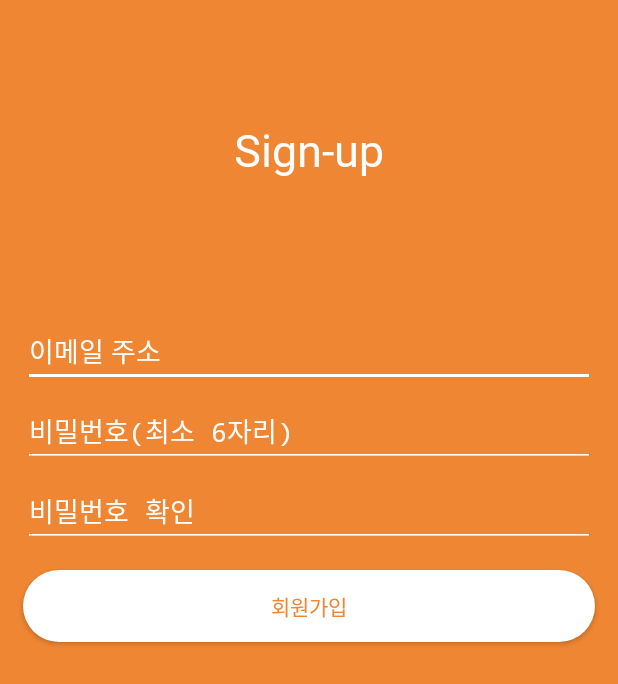
After one commit to yamiblack/CelebrityQuiz, an Android app: the SignUpActivity screen opened directly, with no data from a screen before it, on a phone screen of 412 x 824 dp. The commit adds this screen. Shown: the top 684 px of the screen. Run offline under Robolectric (Android 15) with nearby library versions, the phone set to English and light mode, and no system bars; our stand-ins replace Firebase (no records; nobody signed in at launch, a user with empty details on screens opened directly); network calls fail.

Commit message:
firebase sign up & log in

```diff
--- a/app/src/main/AndroidManifest.xml
+++ b/app/src/main/AndroidManifest.xml
@@ -15,6 +15,11 @@
         android:theme="@style/AppTheme">
 
         <activity android:name="com.example.celebrityquiz.MainActivity" />
+        <activity android:name="com.example.celebrityquiz.LogInActivity"
+            android:theme="@style/Theme.AppCompat.Light.NoActionBar"/>
+        <activity android:name="com.example.celebrityquiz.SignUpActivity"
+            android:theme="@style/Theme.AppCompat.Light.NoActionBar"/>
+
 
 
         <activity
--- /dev/null
+++ b/app/src/main/java/com/example/celebrityquiz/SignUpActivity.java
@@ -0,0 +1,115 @@
+package com.example.celebrityquiz;
+
+import android.app.Activity;
+import android.app.AlertDialog;
+import android.content.DialogInterface;
+import android.content.Intent;
+import android.os.Bundle;
+import android.util.Log;
+import android.view.View;
+import android.widget.EditText;
+import android.widget.Toast;
+
+import androidx.annotation.NonNull;
+import androidx.annotation.Nullable;
+
+import com.example.celebrityquiz.R;
+import com.google.android.gms.tasks.OnCompleteListener;
+import com.google.android.gms.tasks.Task;
+import com.google.firebase.auth.AuthResult;
+import com.google.firebase.auth.FirebaseAuth;
+import com.google.firebase.auth.FirebaseUser;
+
+public class SignUpActivity extends Activity {
+
+    private static final String TAG = "SignUpActivity";
+
+    private FirebaseAuth mAuth;
+
+//    private QuestionDBOpenHelper dBOpenHelper = new QuestionDBOpenHelper(this);
+
+    @Override
+    protected void onCreate(@Nullable Bundle savedInstanceState) {
+        super.onCreate(savedInstanceState);
+        setContentView(R.layout.activity_signup);
+
+        mAuth = FirebaseAuth.getInstance();
+
+        findViewById(R.id.btn_signUp).setOnClickListener(onClickListener);
+    }
+
+    @Override
+    public void onStart() {
+        super.onStart();
+        // Check if user is signed in (non-null) and update UI accordingly.
+        FirebaseUser currentUser = mAuth.getCurrentUser();
+//        updateUI(currentUser);
+    }
+
+    View.OnClickListener onClickListener = new View.OnClickListener() {
+        @Override
+        public void onClick(View view) {
+            switch (view.getId()) {
+                case R.id.btn_signUp:
+//                Log.e("CLick", "Click");
+                    signUp();
+                    break;
+            }
+        }
+    };
+
+    private void signUp() {
+        final String email = ((EditText) findViewById(R.id.et_email)).getText().toString();
+        String password = ((EditText) findViewById(R.id.et_password)).getText().toString();
+        String passwordCheck = ((EditText) findViewById(R.id.et_verifyPassword)).getText().toString();
+
+
+        if (email.length() > 0 && password.length() > 0 && passwordCheck.length() > 0) {
+//
+            if (passwordCheck.equals(password)) {
+                mAuth.createUserWithEmailAndPassword(email, password)
+                        .addOnCompleteListener(this, new OnCompleteListener<AuthResult>() {
+                            @Override
+                            public void onComplete(@NonNull Task<AuthResult> task) {
+                                if (task.isSuccessful()) {
+                                    Log.d(TAG, "createUserWithEmail:success");
+                                    FirebaseUser user = mAuth.getCurrentUser();
+                                    startToast("회원가입이 성공적으로 진행됐습니다!");
+
+                                    AlertDialog.Builder ad = new AlertDialog.Builder(com.example.celebrityquiz.SignUpActivity.this);
+                                    ad.setTitle("환영합니다!");
+                                    ad.setMessage("가입해주셔서 감사합니다.");
+                                    ad.setPositiveButton("OK", new DialogInterface.OnClickListener() {
+                                        @Override
+                                        public void onClick(DialogInterface dialog, int which) {
+                                            startActivity(new Intent(getApplicationContext(), LogInActivity.class));
+                                        }
+                                    });
+
+                                    ad.show();
+
+
+                                } else {
+                                    if (task.getException() != null) {
+                                        startToast(task.getException().toString());
+                                    }
+                                    Log.w(TAG, "createUserWithEmail:failure", task.getException());
+                                }
+                            }
+                        });
+
+            } else {
+                Toast.makeText(this, "비밀번호를 확인해주세요.", Toast.LENGTH_SHORT).show();
+            }
+
+        } else {
+            startToast("이메일 또는 비밀번호를 입력해주세요. ");
+        }
+
+
+    }
+
+    private void startToast(String msg) {
+        Toast.makeText(this, msg, Toast.LENGTH_SHORT).show();
+    }
+}
--- a/app/src/main/java/com/example/celebrityquiz/SolutionActivity.java
+++ b/app/src/main/java/com/example/celebrityquiz/SolutionActivity.java
@@ -9,7 +9,10 @@ import android.view.View;
 import android.widget.ImageView;
 import android.widget.TextView;
 
-import java.util.ArrayList;
+import com.example.celebrityquiz.R;
+import com.example.celebrityquiz.SolutionAdapter;
+import com.example.celebrityquiz.Quiz;
+
 import java.util.List;
 import java.util.Objects;
 
--- /dev/null
+++ b/app/src/main/res/drawable/button_white_rounded.xml
@@ -0,0 +1,22 @@
+<?xml version="1.0" encoding="utf-8"?>
+
+<selector
+    xmlns:android="http://schemas.android.com/apk/res/android">
+    <item android:state_enabled="true">
+        <shape
+            android:shape="rectangle">
+            <solid
+                android:color="@android:color/white"> </solid>
+            <corners
+                android:radius="50dp"> </corners>
+        </shape>
+    </item>
+</selector>
+
+<!--
+    android:shape="rectangle">
+<solid
+android:color="@color/colorAccent"> </solid>
+<corners
+android:radius="100dp"> </corners>
+-->
--- a/app/src/main/res/layout/activity_main.xml
+++ b/app/src/main/res/layout/activity_main.xml
@@ -135,7 +135,7 @@
         android:layout_width="350dp"
         android:layout_height="wrap_content"
         android:layout_marginTop="50dp"
-        android:background="@drawable/button_rounded"
+        android:background="@drawable/button_orange_rounded"
         android:elevation="2dp"
         android:fontFamily="@font/nanumsquarebold"
         android:gravity="center"
@@ -152,7 +152,7 @@
         android:layout_width="270dp"
         android:layout_height="wrap_content"
         android:layout_marginTop="20dp"
-        android:background="@drawable/button_rounded"
+        android:background="@drawable/button_orange_rounded"
         android:elevation="2dp"
         android:enabled="false"
         android:fontFamily="@font/nanumsquarebold"
--- /dev/null
+++ b/app/src/main/res/layout/activity_signup.xml
@@ -0,0 +1,80 @@
+<?xml version="1.0" encoding="utf-8"?>
+<LinearLayout
+
+    xmlns:android="http://schemas.android.com/apk/res/android"
+    android:layout_width="match_parent"
+    android:layout_height="match_parent"
+    android:background="@color/colorMain"
+    android:orientation="vertical">
+
+    <TextView
+        android:id="@+id/tv_title"
+        android:layout_width="match_parent"
+        android:layout_height="200dp"
+        android:fontFamily="@font/nanumsquarebold"
+        android:gravity="center"
+        android:text="Sign-up"
+        android:textColor="@android:color/white"
+        android:textColorHint="#000000"
+        android:textSize="30sp" />
+
+    <LinearLayout
+        android:layout_width="match_parent"
+        android:layout_height="match_parent"
+        android:orientation="vertical"
+        android:padding="10dp">
+
+        <EditText
+            android:id="@+id/et_email"
+            android:layout_width="match_parent"
+            android:layout_height="wrap_content"
+            android:layout_marginStart="5dp"
+            android:layout_marginEnd="5dp"
+            android:layout_marginBottom="5dp"
+            android:backgroundTint="@android:color/white"
+            android:fontFamily="@font/nanumsquareregular"
+            android:hint="이메일 주소"
+            android:inputType="textEmailAddress"
+            android:textColor="@android:color/white"
+            android:textColorHint="@android:color/white" />
+
+        <EditText
+            android:id="@+id/et_password"
+            android:layout_width="match_parent"
+            android:layout_height="wrap_content"
+            android:layout_marginStart="5dp"
+            android:layout_marginEnd="5dp"
+            android:layout_marginBottom="5dp"
+            android:backgroundTint="@android:color/white"
+            android:hint="비밀번호(최소 6자리)"
+            android:inputType="textPassword"
+            android:textColor="@android:color/white"
+            android:textColorHint="@android:color/white" />
+
+        <EditText
+            android:id="@+id/et_verifyPassword"
+            android:layout_width="match_parent"
+            android:layout_height="wrap_content"
+            android:layout_marginStart="5dp"
+            android:layout_marginEnd="5dp"
+            android:layout_marginBottom="5dp"
+            android:backgroundTint="@android:color/white"
+            android:hint="비밀번호 확인"
+            android:inputType="textPassword"
+            android:textColor="@android:color/white"
+            android:textColorHint="@android:color/white" />
+
+        <Button
+            android:id="@+id/btn_signUp"
+            android:layout_width="match_parent"
+            android:layout_height="wrap_content"
+            android:layout_marginStart="5dp"
+            android:layout_marginTop="10dp"
+            android:layout_marginEnd="5dp"
+            android:background="@drawable/button_white_rounded"
+            android:fontFamily="@font/nanumsquarebold"
+            android:text="회원가입"
+            android:textColor="@color/colorMain" />
+    </LinearLayout>
+
+</LinearLayout>
--- a/app/src/main/res/layout/activity_solution.xml
+++ b/app/src/main/res/layout/activity_solution.xml
@@ -25,7 +25,7 @@
         android:contentDescription="@null"
         app:layout_constraintEnd_toEndOf="parent"
         app:layout_constraintTop_toTopOf="parent"
-        app:srcCompat="@drawable/button_rounded" />
+        app:srcCompat="@drawable/button_orange_rounded" />
 
     <!-- Score view divider -->
     <View
--- a/app/src/main/res/values/colors.xml
+++ b/app/src/main/res/values/colors.xml
@@ -11,5 +11,6 @@
     <color name="colorOnBackground">#000000</color>
     <color name="colorCorrect">#0BA512</color>
     <color name="colorWrong">#F44336</color>
+    <color name="colorMain">#EF8633</color>
     <color name="customDisabled">#565656</color>
 </resources>
```
Also changed, not shown: app/build.gradle (+5 -2 lines), app/src/main/java/com/example/celebrityquiz/LogInActivity.java (added, +116 -0 lines), app/src/main/java/com/example/celebrityquiz/SplashActivity.java (+6 -2 lines), app/src/main/res/layout/activity_login.xml (added, +77 -0 lines), app/src/main/res/layout/activity_quiz.xml (+4 -4 lines), app/src/main/res/drawable/button_orange_rounded.xml (renamed from app/src/main/res/drawable/button_rounded.xml), app/src/main/res/drawable/icon_logo_blank.png (added), app/src/main/res/drawable/icon_logo_with_letter.png (added), 1 other file.
